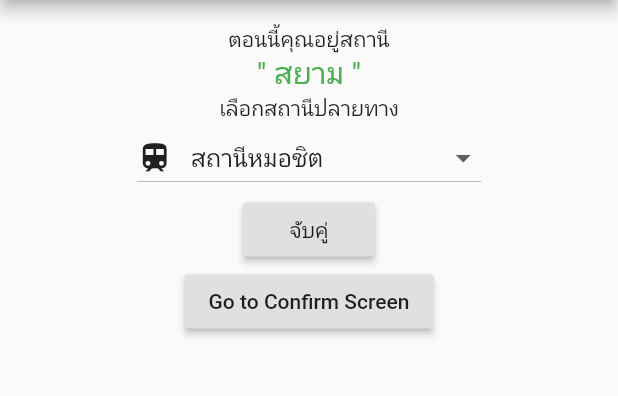
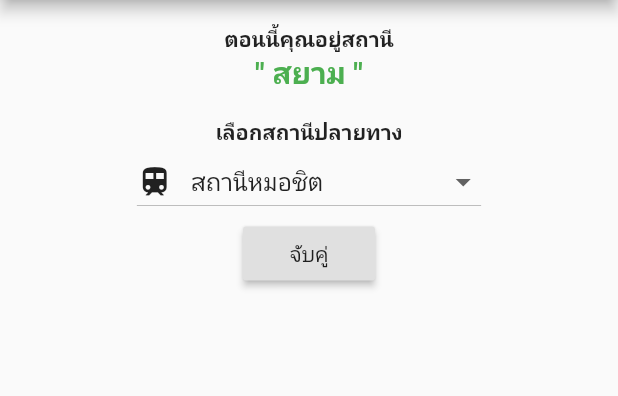
Before and after one commit to eveem/RodFaiFahMaHaNaTel2, a Flutter app: the screen it shows after launch, on a phone screen of 412 x 824 dp, the part 84-480 px from its top. Run offline on Flutter 3.47's test engine with Material 2 defaults, Android fonts, the phone set to English and light mode, and no system bars.

Commit message:
edit style MatchingScreen

```diff
--- a/lib/main.dart
+++ b/lib/main.dart
@@ -12,10 +12,9 @@ class MatchingScreen extends StatefulWidget {
 }
 
 class _State extends State<MatchingScreen> {
+  @override
+  List<String> _values = new List<String>();
   String _value = null;
-  List<String> _values = new List<String>();
-
-  @override
   void initState() {
     _values.addAll(["หมอชิต", "สะพานควาย", "อารีย์", "สนามเป้า", "อนุสาวรีย์ชัยสมรภูมิ", "พญาไท", "ราชเทวี",
                     "สยาม", "ชิดลม", "เพลินจิต", "นานา", "อโศก", "พร้อมพงษ์", "ทองหล่อ", "เอกมัย", "พระโขนง",
@@ -28,45 +27,35 @@ class _State extends State<MatchingScreen> {
       _value = value;
     });
   }
+
   Widget build(BuildContext context) {
-    Column buildButtonColumn(String label) {
-      return Column(
-        children: [
-          Container(
-            margin: const EdgeInsets.only(top: 8.0),
-            child: Text(
-              label,
-              style: TextStyle(
-                fontSize: 12.0,
-                fontWeight: FontWeight.w400,
-                color: Colors.blue,
-              ),
-            )
-          )
-        ]
+    String appTitle = 'RodFaiFahMaHaNaTel2 ❤';
+    String blankLine = '';
+    String detail1 = 'ตอนนี้คุณอยู่สถานี';
+    String stationName = '" สยาม "';
+    String detail2 = 'เลือกสถานีปลายทาง';
+
+    Widget buttonAccept = new RaisedButton(
+      child: Text('จับคู่'),
+      onPressed: (){
+        Navigator.push(
+          context,
+          MaterialPageRoute(builder: (context) => ConfirmScreen()),
         );
-    }
+      },
+    );
 
-    return new Scaffold(
-      appBar: new AppBar(
-        title: new Text('RodFaiFahMaHaNaTel2 ❤'),
-      ),
-      body: Center(
-        child: new Column(
-          children: <Widget>[
-            Text(''),
-            Text(
-              'ตอนนี้คุณอยู่สถานี',
-            ),
-            Text(
-              '" สยาม "',
-              style: TextStyle(
+    TextStyle stationStyle = new TextStyle(
       fontSize: 20.0,
+      fontWeight: FontWeight.bold,
       color: Colors.green,
-              ),
-            ),
-            Text('เลือกสถานีปลายทาง'),
-            new DropdownButton(
+    );
+
+    TextStyle detailStyle = new TextStyle(
+      fontWeight: FontWeight.bold,
+    );
+
+    Widget dropDownStation = new DropdownButton(
       value: _value,
       items: _values.map((String value){
       return new DropdownMenuItem(
@@ -80,25 +69,21 @@ class _State extends State<MatchingScreen> {
       );
     }).toList(),
         onChanged: (String value){_onChange(value);},
+    );
+    return new Scaffold(
+      appBar: new AppBar(
+        title: new Text(appTitle),
       ),
-            new RaisedButton(
-              child: const Text('จับคู่'),
-              onPressed: (){
-                Navigator.push(
-                  context,
-                  MaterialPageRoute(builder: (context) => WaitingScreen()),
-                );
-              },
-            ),
-            new RaisedButton(
-              child: const Text('Go to Confirm Screen'),
-              onPressed: (){
-                Navigator.push(
-                  context,
-                  MaterialPageRoute(builder: (context) => ConfirmScreen()),
-                );
-              },
-            ),
+      body: Center(
+        child: new Column(
+          children: <Widget>[
+            Text(blankLine),
+            Text(detail1, style: detailStyle),
+            Text(stationName, style: stationStyle),
+            Text(blankLine),
+            Text(detail2, style: detailStyle),
+            dropDownStation,
+            buttonAccept
           ],
         ),
       )
```
Lines whose indentation alone changed are shown as unchanged.
